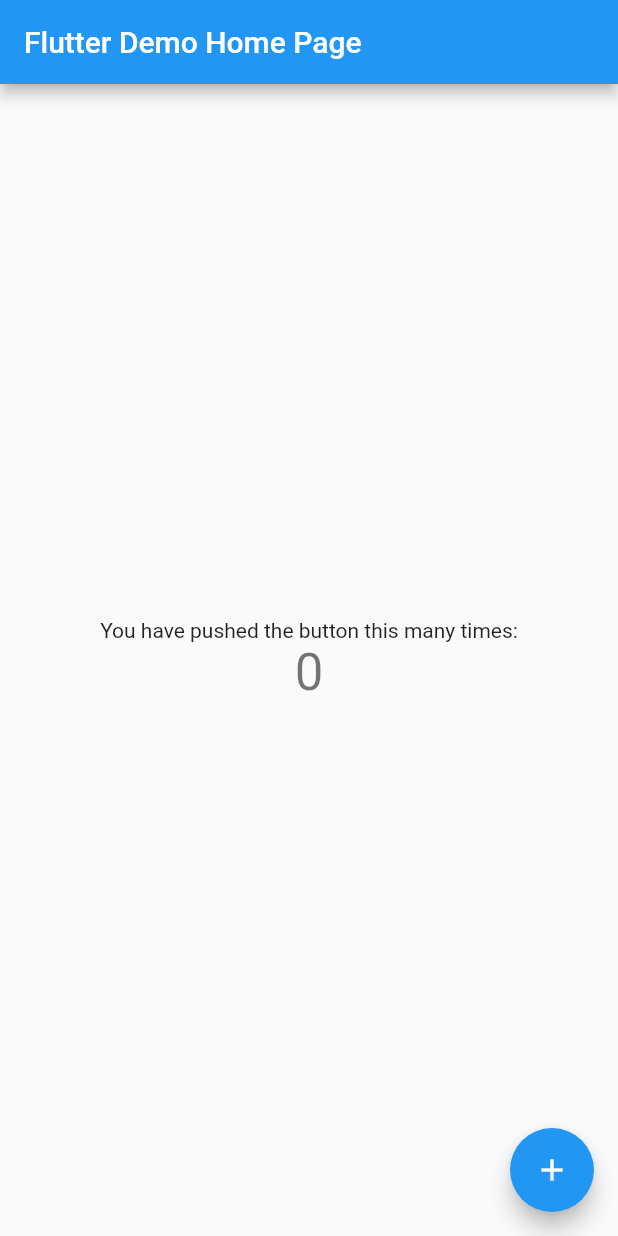
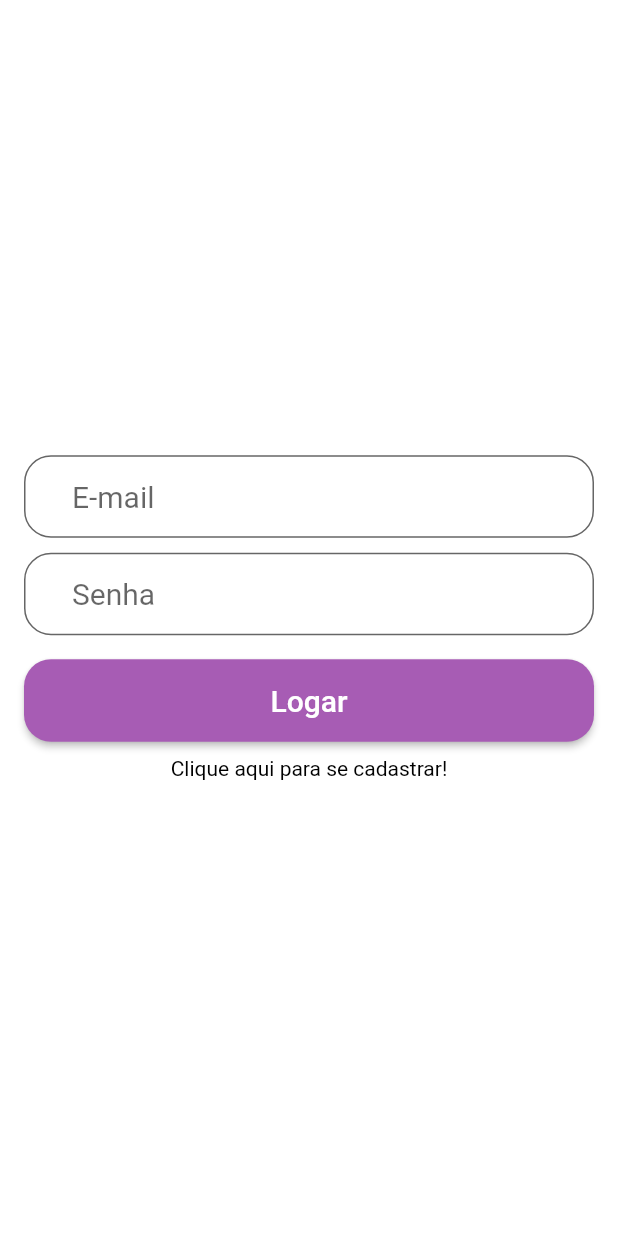
Before and after one commit to JoaoCampos767/CrudFlutter, a Flutter app: the screen it shows after launch, on a phone screen of 412 x 824 dp. Run offline on Flutter 3.47's test engine with Material 2 defaults, Android fonts, the phone set to English and light mode, and no system bars.

Commit message:
Fazendo tela de login
Fazendo tela de login.

```diff
--- a/lib/main.dart
+++ b/lib/main.dart
@@ -1,115 +1,12 @@
+// @dart=2.9
 import 'package:flutter/material.dart';
+import 'package:sla/telas/login.dart';
 
 void main() {
-  runApp(const MyApp());
+  runApp(
+    const MaterialApp(
+      debugShowCheckedModeBanner: false,
+      home: Login(),
+    ),
+  );
 }
-
-class MyApp extends StatelessWidget {
-  const MyApp({super.key});
-
-  // This widget is the root of your application.
-  @override
-  Widget build(BuildContext context) {
-    return MaterialApp(
-      title: 'Flutter Demo',
-      theme: ThemeData(
-        // This is the theme of your application.
-        //
-        // Try running your application with "flutter run". You'll see the
-        // application has a blue toolbar. Then, without quitting the app, try
-        // changing the primarySwatch below to Colors.green and then invoke
-        // "hot reload" (press "r" in the console where you ran "flutter run",
-        // or simply save your changes to "hot reload" in a Flutter IDE).
-        // Notice that the counter didn't reset back to zero; the application
-        // is not restarted.
-        primarySwatch: Colors.blue,
-      ),
-      home: const MyHomePage(title: 'Flutter Demo Home Page'),
-    );
-  }
-}
-
-class MyHomePage extends StatefulWidget {
-  const MyHomePage({super.key, required this.title});
-
-  // This widget is the home page of your application. It is stateful, meaning
-  // that it has a State object (defined below) that contains fields that affect
-  // how it looks.
-
-  // This class is the configuration for the state. It holds the values (in this
-  // case the title) provided by the parent (in this case the App widget) and
-  // used by the build method of the State. Fields in a Widget subclass are
-  // always marked "final".
-
-  final String title;
-
-  @override
-  State<MyHomePage> createState() => _MyHomePageState();
-}
-
-class _MyHomePageState extends State<MyHomePage> {
-  int _counter = 0;
-
-  void _incrementCounter() {
-    setState(() {
-      // This call to setState tells the Flutter framework that something has
-      // changed in this State, which causes it to rerun the build method below
-      // so that the display can reflect the updated values. If we changed
-      // _counter without calling setState(), then the build method would not be
-      // called again, and so nothing would appear to happen.
-      _counter++;
-    });
-  }
-
-  @override
-  Widget build(BuildContext context) {
-    // This method is rerun every time setState is called, for instance as done
-    // by the _incrementCounter method above.
-    //
-    // The Flutter framework has been optimized to make rerunning build methods
-    // fast, so that you can just rebuild anything that needs updating rather
-    // than having to individually change instances of widgets.
-    return Scaffold(
-      appBar: AppBar(
-        // Here we take the value from the MyHomePage object that was created by
-        // the App.build method, and use it to set our appbar title.
-        title: Text(widget.title),
-      ),
-      body: Center(
-        // Center is a layout widget. It takes a single child and positions it
-        // in the middle of the parent.
-        child: Column(
-          // Column is also a layout widget. It takes a list of children and
-          // arranges them vertically. By default, it sizes itself to fit its
-          // children horizontally, and tries to be as tall as its parent.
-          //
-          // Invoke "debug painting" (press "p" in the console, choose the
-          // "Toggle Debug Paint" action from the Flutter Inspector in Android
-          // Studio, or the "Toggle Debug Paint" command in Visual Studio Code)
-          // to see the wireframe for each widget.
-          //
-          // Column has various properties to control how it sizes itself and
-          // how it positions its children. Here we use mainAxisAlignment to
-          // center the children vertically; the main axis here is the vertical
-          // axis because Columns are vertical (the cross axis would be
-          // horizontal).
-          mainAxisAlignment: MainAxisAlignment.center,
-          children: <Widget>[
-            const Text(
-              'You have pushed the button this many times:',
-            ),
-            Text(
-              '$_counter',
-              style: Theme.of(context).textTheme.headline4,
-            ),
-          ],
-        ),
-      ),
-      floatingActionButton: FloatingActionButton(
-        onPressed: _incrementCounter,
-        tooltip: 'Increment',
-        child: const Icon(Icons.add),
-      ), // This trailing comma makes auto-formatting nicer for build methods.
-    );
-  }
-}
--- /dev/null
+++ b/lib/telas/login.dart
@@ -0,0 +1,97 @@
+import 'package:flutter/material.dart';
+import 'package:sla/telas/cadastro.dart';
+
+class Login extends StatefulWidget {
+  const Login({super.key});
+
+  @override
+  State<Login> createState() => _LoginState();
+}
+
+class _LoginState extends State<Login> {
+  @override
+  Widget build(BuildContext context) {
+    return Scaffold(
+      body: Container(
+        decoration: const BoxDecoration(
+          color: Colors.white,
+        ),
+        padding: const EdgeInsets.all(16),
+        child: Center(
+          child: SingleChildScrollView(
+            child: Column(
+              crossAxisAlignment: CrossAxisAlignment.stretch,
+              children: [
+                Padding(
+                  padding: const EdgeInsets.only(bottom: 10),
+                  child: TextField(
+                    keyboardType: TextInputType.emailAddress,
+                    style: const TextStyle(fontSize: 20),
+                    decoration: InputDecoration(
+                      contentPadding: const EdgeInsets.fromLTRB(32, 16, 32, 16),
+                      hintText: "E-mail",
+                      filled: true,
+                      fillColor: Colors.white,
+                      border: OutlineInputBorder(
+                          borderRadius: BorderRadius.circular(18)),
+                    ),
+                  ),
+                ),
+                TextField(
+                  obscureText: true,
+                  keyboardType: TextInputType.text,
+                  style: const TextStyle(fontSize: 20),
+                  decoration: InputDecoration(
+                    contentPadding: const EdgeInsets.fromLTRB(32, 16, 32, 16),
+                    hintText: "Senha",
+                    filled: true,
+                    fillColor: Colors.white,
+                    border: OutlineInputBorder(
+                      borderRadius: BorderRadius.circular(18),
+                    ),
+                  ),
+                ),
+                Padding(
+                  padding: const EdgeInsets.only(top: 16, bottom: 10),
+                  child: ElevatedButton(
+                    onPressed: () {},
+                    style: ElevatedButton.styleFrom(
+                      backgroundColor: const Color.fromARGB(255, 167, 92, 180),
+                      padding: const EdgeInsets.fromLTRB(32, 16, 32, 16),
+                      shape: RoundedRectangleBorder(
+                        borderRadius: BorderRadius.circular(18),
+                      ),
+                    ),
+                    child: const Text(
+                      "Logar",
+                      style: TextStyle(
+                        color: Colors.white,
+                        fontSize: 20,
+                      ),
+                    ),
+                  ),
+                ),
+                Center(
+                  child: GestureDetector(
+                    onTap: () {
+                      Navigator.push(
+                        context,
+                        MaterialPageRoute(
+                          builder: (context) => const Cadastro(),
+                        ),
+                      );
+                    },
+                    child: const Text(
+                      "Clique aqui para se cadastrar!",
+                      style: TextStyle(color: Colors.black),
+                    ),
+                  ),
+                )
+              ],
+            ),
+          ),
+        ),
+      ),
+    );
+  }
+}
--- a/pubspec.yaml
+++ b/pubspec.yaml
@@ -36,6 +36,10 @@ dependencies:
   # The following adds the Cupertino Icons font to your application.
   # Use with the CupertinoIcons class for iOS style icons.
   cupertino_icons: ^1.0.2
+  firebase_core: ^2.4.1
+  firebase_auth: ^4.2.5
+  firebase_storage: ^11.0.10
+  cloud_firestore: ^4.3.1
 
 dev_dependencies:
   flutter_test:
```
Also changed, not shown: lib/telas/cadastro.dart (added, +21 -0 lines), pubspec.lock, 4 other files.
